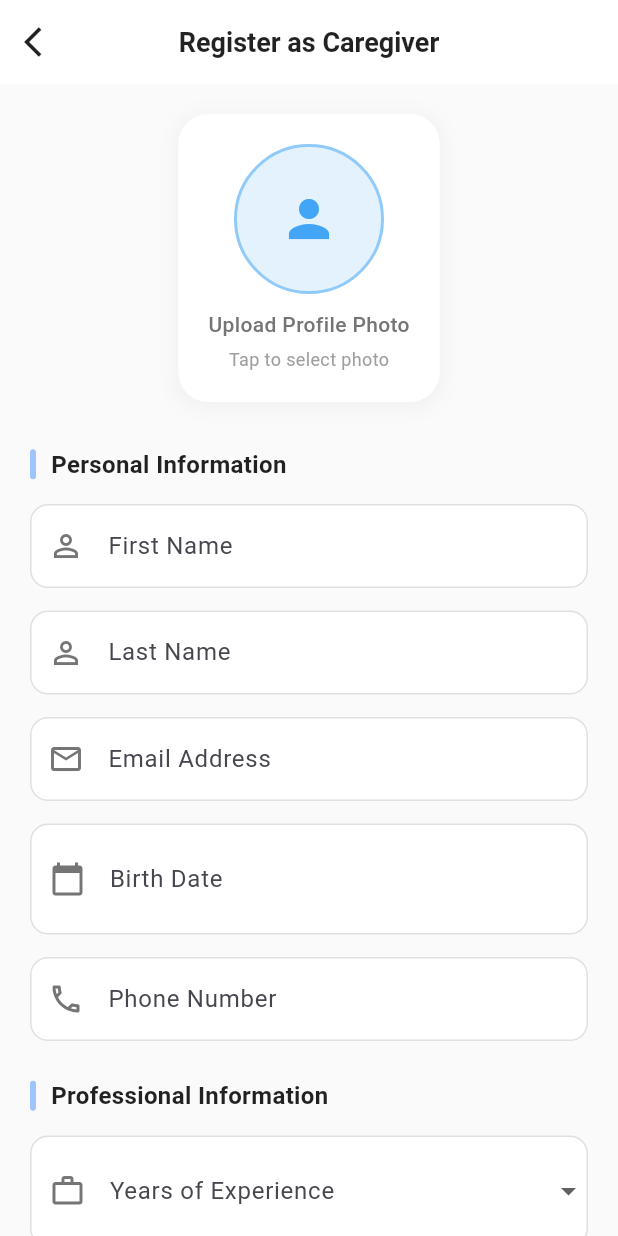
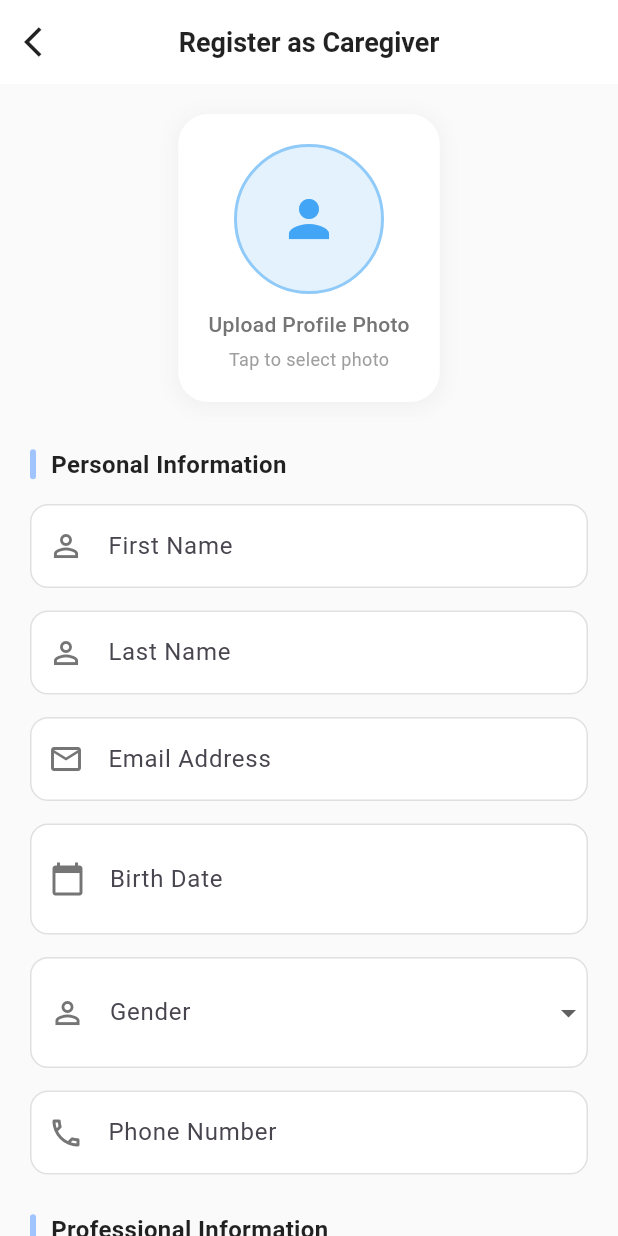
Before and after one commit to thevindu02/Memora-Dimensia-Care, a Flutter app: the CaregiverRegisterPage screen opened by its route, on a phone screen of 412 x 824 dp. Run offline on Flutter 3.47's test engine with Material 3 defaults, Android fonts, the phone set to English and light mode, and no system bars; our stand-ins replace confetti, go_router, image_picker, shared_preferences; accounts and stored records are empty.

Commit message:
add gender column for caregiver register

```diff
--- a/mobile_app/lib/screens/caregiver/caregiver_routes.dart
+++ b/mobile_app/lib/screens/caregiver/caregiver_routes.dart
@@ -7,6 +7,7 @@ import 'schedule_routine_screen.dart';
 import 'select_routine_screen.dart';
 import 'view_article_screen.dart';
 import 'profile_view_screen.dart';
+import 'profile_edit_screen.dart';
 import 'caregiver_notification.dart';
 import 'schedule_report_screen.dart';
 import 'complete_routine_screen.dart';
@@ -27,6 +28,8 @@ class CaregiverRoutes {
       case AppRoutes.caregiverPatients:
         return MaterialPageRoute(builder: (_) => PatientListScreen());
       case AppRoutes.caregiverProfile:
+        return MaterialPageRoute(builder: (_) => CaregiverProfileScreen());
+      case AppRoutes.caregiverProfileEdit:
         return MaterialPageRoute(builder: (_) => CaregiverProfileScreen());
       case AppRoutes.patientRoutine:
         return MaterialPageRoute(builder: (_) => ScheduleRoutine());
--- a/mobile_app/lib/screens/caregiver/patient_list_screen.dart
+++ b/mobile_app/lib/screens/caregiver/patient_list_screen.dart
@@ -189,9 +189,9 @@ class _PatientsScreenState extends State<PatientListScreen> {
               label: 'Patients',
             ),
             BottomNavigationBarItem(
-              icon: Icon(Icons.book_online),
-              activeIcon: Icon(Icons.book_online),
-              label: 'Routines',
+              icon: Icon(Icons.article_outlined),
+              activeIcon: Icon(Icons.article_outlined),
+              label: 'Articles',
             ),
             BottomNavigationBarItem(
               icon: Icon(Icons.person_outline),
--- a/mobile_app/lib/screens/caregiver/register_screen.dart
+++ b/mobile_app/lib/screens/caregiver/register_screen.dart
@@ -30,6 +30,7 @@ class _CaregiverRegisterPageState extends State<CaregiverRegisterPage> {
   bool _confirmPasswordVisible = false;
   bool _isLoading = false;
   String? _selectedExperience;
+  String? _selectedGender;
   List<String> _selectedSkills = [];
 
   final List<String> _experienceOptions = [
@@ -38,6 +39,12 @@ class _CaregiverRegisterPageState extends State<CaregiverRegisterPage> {
     '3-5 years',
     '5-10 years',
     'More than 10 years'
+  ];
+
+  final List<String> _genderOptions = [
+    'Male',
+    'Female',
+    'Other'
   ];
 
   final List<String> _skillOptions = [
@@ -292,6 +299,24 @@ class _CaregiverRegisterPageState extends State<CaregiverRegisterPage> {
         const SizedBox(height: 15),
         _buildDateField(),
         const SizedBox(height: 15),
+        _buildDropdownField(
+          value: _selectedGender,
+          label: 'Gender',
+          icon: Icons.person_outline,
+          items: _genderOptions,
+          onChanged: (value) {
+            setState(() {
+              _selectedGender = value;
+            });
+          },
+          validator: (value) {
+            if (value == null || value.isEmpty) {
+              return 'Please select your gender';
+            }
+            return null;
+          },
+        ),
+        const SizedBox(height: 15),
         _buildTextField(
           controller: _phoneController,
           label: 'Phone Number',
@@ -323,6 +348,12 @@ class _CaregiverRegisterPageState extends State<CaregiverRegisterPage> {
             setState(() {
               _selectedExperience = value;
             });
+          },
+          validator: (value) {
+            if (value == null || value.isEmpty) {
+              return 'Please select your experience level';
+            }
+            return null;
           },
         ),
         const SizedBox(height: 15),
@@ -584,6 +615,7 @@ class _CaregiverRegisterPageState extends State<CaregiverRegisterPage> {
     required IconData icon,
     required List<String> items,
     required void Function(String?) onChanged,
+    String? Function(String?)? validator,
   }) {
     return Container(
       decoration: BoxDecoration(
@@ -606,9 +638,9 @@ class _CaregiverRegisterPageState extends State<CaregiverRegisterPage> {
           );
         }).toList(),
         onChanged: onChanged,
-        validator: (value) {
+        validator: validator ?? (value) {
           if (value == null || value.isEmpty) {
-            return 'Please select your experience level';
+            return 'Please select a value';
           }
           return null;
         },
@@ -888,7 +920,7 @@ class _CaregiverRegisterPageState extends State<CaregiverRegisterPage> {
             ? "${_selectedDate!.year.toString().padLeft(4, '0')}-${_selectedDate!.month.toString().padLeft(2, '0')}-${_selectedDate!.day.toString().padLeft(2, '0')}"
             : null,
         "profilePic": null, // Handle image upload separately if needed
-        "gender": null, // Add gender if you have it
+        "gender": _selectedGender,
         "experience": _selectedExperience,
         "qualifications": _qualificationController.text,
         "skills": _selectedSkills,
--- a/mobile_app/lib/services/api_constants.dart
+++ b/mobile_app/lib/services/api_constants.dart
@@ -1,3 +1,3 @@
 class ApiConstants {
-    static const String baseUrl = "http://192.168.135.169:8080";
+    static const String baseUrl = "http://192.168.8.166:8080";
 }
```
Also changed, not shown: 3 other files.
